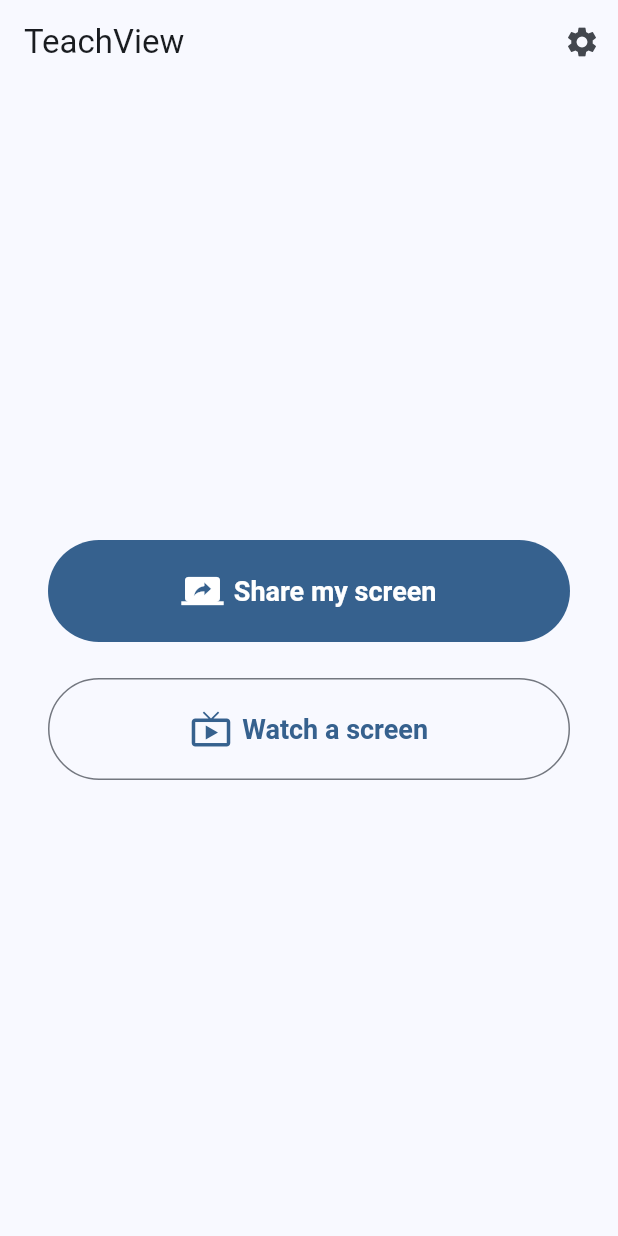
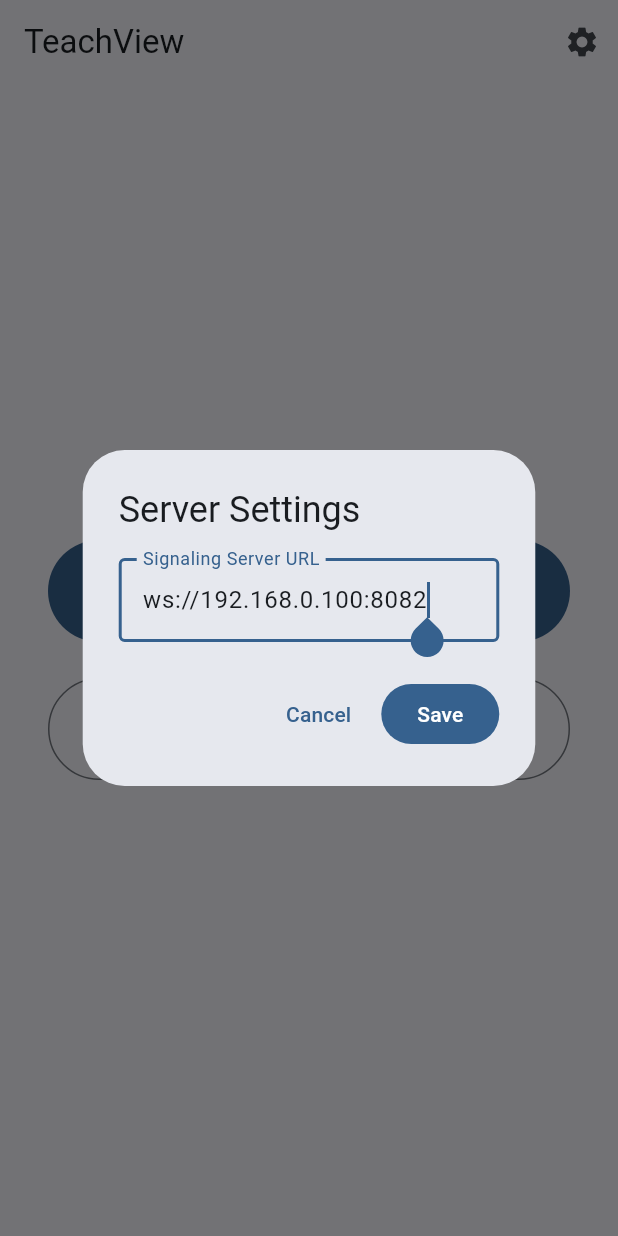
Before and after one commit to rimonxyg/sudoview, a Flutter app: the screen it shows after launch, after a tap on the "settings" icon, on a phone screen of 412 x 824 dp. Run offline on Flutter 3.47's test engine with Material 3 defaults, Android fonts, the phone set to English and light mode, and no system bars; our stand-ins replace shared_preferences.

Commit message:
T2.5: server url setting

```diff
--- a/app/lib/screens/home_screen.dart
+++ b/app/lib/screens/home_screen.dart
@@ -1,9 +1,57 @@
 import 'package:flutter/material.dart';
+import '../services/settings.dart';
 import 'host_screen.dart';
 import 'viewer_screen.dart';
 
 class HomeScreen extends StatelessWidget {
   const HomeScreen({super.key});
+
+  Future<void> _showSettingsDialog(BuildContext context) async {
+    final currentUrl = await getServerUrl();
+    if (!context.mounted) return;
+
+    final controller = TextEditingController(text: currentUrl);
+
+    await showDialog<void>(
+      context: context,
+      builder: (dialogContext) {
+        return AlertDialog(
+          title: const Text('Server Settings'),
+          content: TextField(
+            controller: controller,
+            decoration: const InputDecoration(
+              labelText: 'Signaling Server URL',
+              hintText: 'e.g. ws://192.168.1.100:8082',
+              border: OutlineInputBorder(),
+            ),
+            keyboardType: TextInputType.url,
+            autofocus: true,
+          ),
+          actions: [
+            TextButton(
+              onPressed: () => Navigator.of(dialogContext).pop(),
+              child: const Text('Cancel'),
+            ),
+            FilledButton(
+              onPressed: () async {
+                final newUrl = controller.text.trim();
+                if (newUrl.isNotEmpty) {
+                  await setServerUrl(newUrl);
+                  if (dialogContext.mounted) {
+                    Navigator.of(dialogContext).pop();
+                    ScaffoldMessenger.of(context).showSnackBar(
+                      const SnackBar(content: Text('Server URL saved')),
+                    );
+                  }
+                }
+              },
+              child: const Text('Save'),
+            ),
+          ],
+        );
+      },
+    );
+  }
 
   @override
   Widget build(BuildContext context) {
@@ -13,9 +61,7 @@ class HomeScreen extends StatelessWidget {
         actions: [
           IconButton(
             icon: const Icon(Icons.settings),
-            onPressed: () {
-              // Settings dialog placeholder for T2.5
-            },
+            onPressed: () => _showSettingsDialog(context),
           ),
         ],
       ),
```
Also changed, not shown: 1 other file.
